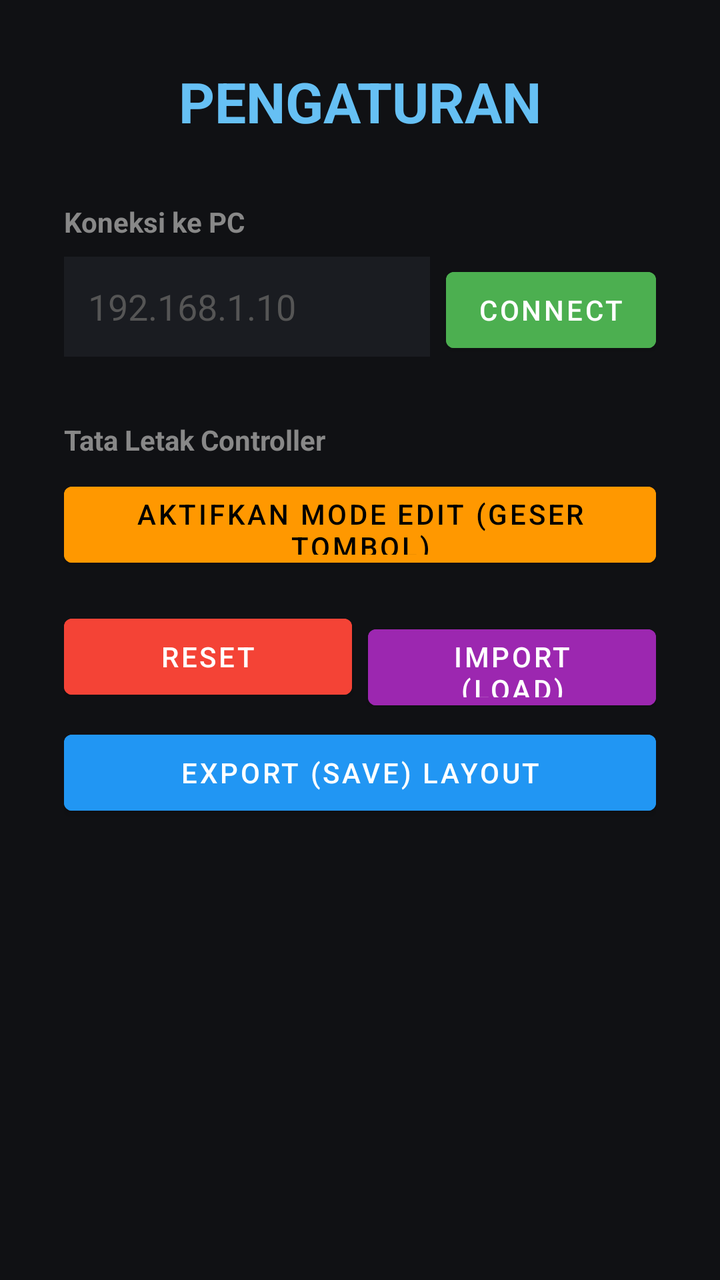
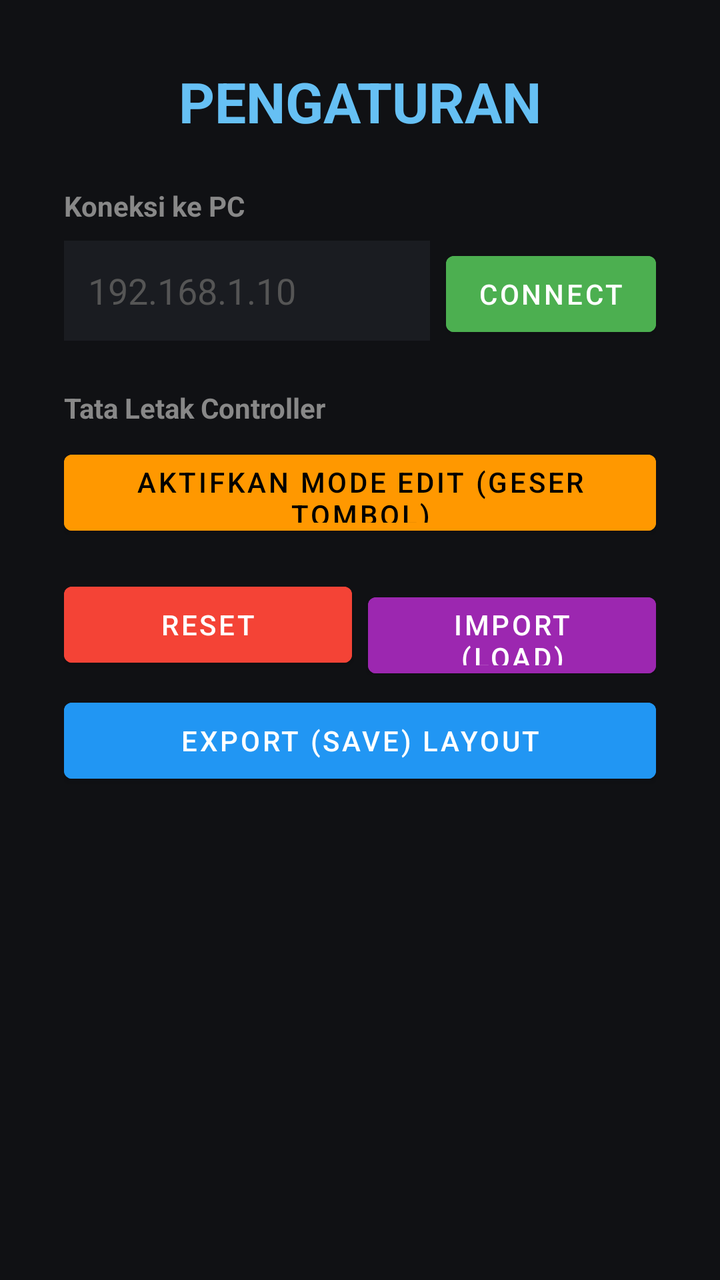

Two renders of the same Android screen: before a commit and after it. Below are the layout's source before the change and the commit's diff.
<!-- AndroidManifest.xml: application theme Theme.MaterialComponents.DayNight.NoActionBar -->
<!-- res/layout/activity_settings.xml -->
<?xml version="1.0" encoding="utf-8"?>

<LinearLayout xmlns:android="http://schemas.android.com/apk/res/android"
    android:layout_width="match_parent"
    android:layout_height="match_parent"
    android:orientation="vertical"
    android:padding="32dp"
    android:background="#101114"
    android:gravity="center_horizontal">

    <TextView
        android:layout_width="wrap_content"
        android:layout_height="wrap_content"
        android:text="PENGATURAN"
        android:textColor="#66C0F4"
        android:textSize="28sp"
        android:textStyle="bold"
        android:layout_marginBottom="32dp"/>

    
    <TextView android:layout_width="match_parent" android:layout_height="wrap_content" android:text="Koneksi ke PC" android:textColor="#888" android:textStyle="bold" android:layout_marginBottom="8dp"/>
    <LinearLayout android:layout_width="match_parent" android:layout_height="wrap_content" android:orientation="horizontal" android:layout_marginBottom="32dp">
        <EditText
            android:id="@+id/ipInput"
            android:layout_width="0dp"
            android:layout_height="50dp"
            android:layout_weight="1"
            android:hint="192.168.1.10"
            android:textColorHint="#555"
            android:textColor="#FFF"
            android:inputType="text"
            android:background="#1A1C21"
            android:padding="12dp"/>
        <Button
            android:id="@+id/connectBtn"
            android:layout_width="wrap_content"
            android:layout_height="50dp"
            android:text="CONNECT"
            android:layout_marginStart="8dp"
            android:backgroundTint="#4CAF50"
            android:textColor="#FFF"/>
    </LinearLayout>

    
    <TextView android:layout_width="match_parent" android:layout_height="wrap_content" android:text="Tata Letak Controller" android:textColor="#888" android:textStyle="bold" android:layout_marginBottom="8dp"/>
    
    <Button
        android:id="@+id/btnToggleEdit"
        android:layout_width="match_parent"
        android:layout_height="50dp"
        android:text="Aktifkan Mode Edit (Geser Tombol)"
        android:backgroundTint="#FF9800"
        android:textColor="#000"
        android:layout_marginBottom="16dp"/>

    
    <LinearLayout android:layout_width="match_parent" android:layout_height="wrap_content" android:orientation="horizontal" android:layout_marginBottom="8dp">
        <Button
            android:id="@+id/btnResetLayout"
            android:layout_width="0dp"
            android:layout_height="50dp"
            android:layout_weight="1"
            android:text="RESET"
            android:backgroundTint="#F44336"
            android:textColor="#FFF"
            android:layout_marginEnd="4dp"/>
        <Button
            android:id="@+id/btnImportLayout"
            android:layout_width="0dp"
            android:layout_height="50dp"
            android:layout_weight="1"
            android:text="IMPORT (LOAD)"
            android:backgroundTint="#9C27B0"
            android:textColor="#FFF"
            android:layout_marginStart="4dp"/>
    </LinearLayout>

    
    <Button
        android:id="@+id/btnExportLayout"
        android:layout_width="match_parent"
        android:layout_height="50dp"
        android:text="EXPORT (SAVE) LAYOUT"
        android:backgroundTint="#2196F3"
        android:textColor="#FFF"/>

</LinearLayout>
<!-- resources referenced by this layout -->
<resources>

</resources>

<!-- the commit's change to res/layout/activity_settings.xml (unified diff, before → after) -->
@@ -1,87 +1,94 @@
 <?xml version="1.0" encoding="utf-8"?>
 
-<LinearLayout xmlns:android="http://schemas.android.com/apk/res/android"
+<ScrollView xmlns:android="http://schemas.android.com/apk/res/android"
     android:layout_width="match_parent"
     android:layout_height="match_parent"
-    android:orientation="vertical"
-    android:padding="32dp"
     android:background="#101114"
-    android:gravity="center_horizontal">
+    android:fillViewport="true">
 
-    <TextView
-        android:layout_width="wrap_content"
+    <LinearLayout
+        android:layout_width="match_parent"
         android:layout_height="wrap_content"
-        android:text="PENGATURAN"
-        android:textColor="#66C0F4"
-        android:textSize="28sp"
-        android:textStyle="bold"
-        android:layout_marginBottom="32dp"/>
+        android:orientation="vertical"
+        android:padding="32dp"
+        android:gravity="center_horizontal">
 
-    
-    <TextView android:layout_width="match_parent" android:layout_height="wrap_content" android:text="Koneksi ke PC" android:textColor="#888" android:textStyle="bold" android:layout_marginBottom="8dp"/>
-    <LinearLayout android:layout_width="match_parent" android:layout_height="wrap_content" android:orientation="horizontal" android:layout_marginBottom="32dp">
-        <EditText
-            android:id="@+id/ipInput"
-            android:layout_width="0dp"
+        <TextView
+            android:layout_width="wrap_content"
+            android:layout_height="wrap_content"
+            android:text="PENGATURAN"
+            android:textColor="#66C0F4"
+            android:textSize="28sp"
+            android:textStyle="bold"
+            android:layout_marginBottom="24dp"/>
+
+        
+        <TextView android:layout_width="match_parent" android:layout_height="wrap_content" android:text="Koneksi ke PC" android:textColor="#888" android:textStyle="bold" android:layout_marginBottom="8dp"/>
+        <LinearLayout android:layout_width="match_parent" android:layout_height="wrap_content" android:orientation="horizontal" android:layout_marginBottom="24dp">
+            <EditText
+                android:id="@+id/ipInput"
+                android:layout_width="0dp"
+                android:layout_height="50dp"
+                android:layout_weight="1"
+                android:hint="192.168.1.10"
+                android:textColorHint="#555"
+                android:textColor="#FFF"
+                android:inputType="text"
+                android:background="#1A1C21"
+                android:padding="12dp"/>
+            <Button
+                android:id="@+id/connectBtn"
+                android:layout_width="wrap_content"
+                android:layout_height="50dp"
+                android:text="CONNECT"
+                android:layout_marginStart="8dp"
+                android:backgroundTint="#4CAF50"
+                android:textColor="#FFF"/>
+        </LinearLayout>
+
+        
+        <TextView android:layout_width="match_parent" android:layout_height="wrap_content" android:text="Tata Letak Controller" android:textColor="#888" android:textStyle="bold" android:layout_marginBottom="8dp"/>
+        
+        <Button
+            android:id="@+id/btnToggleEdit"
+            android:layout_width="match_parent"
             android:layout_height="50dp"
-            android:layout_weight="1"
-            android:hint="192.168.1.10"
-            android:textColorHint="#555"
+            android:text="Aktifkan Mode Edit (Geser Tombol)"
+            android:backgroundTint="#FF9800"
+            android:textColor="#000"
+            android:layout_marginBottom="16dp"/>
+
+        
+        <LinearLayout android:layout_width="match_parent" android:layout_height="wrap_content" android:orientation="horizontal" android:layout_marginBottom="8dp">
+            <Button
+                android:id="@+id/btnResetLayout"
+                android:layout_width="0dp"
+                android:layout_height="50dp"
+                android:layout_weight="1"
+                android:text="RESET"
+                android:backgroundTint="#F44336"
+                android:textColor="#FFF"
+                android:layout_marginEnd="4dp"/>
+            <Button
+                android:id="@+id/btnImportLayout"
+                android:layout_width="0dp"
+                android:layout_height="50dp"
+                android:layout_weight="1"
+                android:text="IMPORT (LOAD)"
+                android:backgroundTint="#9C27B0"
+                android:textColor="#FFF"
+                android:layout_marginStart="4dp"/>
+        </LinearLayout>
+
+        
+        <Button
+            android:id="@+id/btnExportLayout"
+            android:layout_width="match_parent"
+            android:layout_height="50dp"
+            android:text="EXPORT (SAVE) LAYOUT"
+            android:backgroundTint="#2196F3"
             android:textColor="#FFF"
-            android:inputType="text"
-            android:background="#1A1C21"
-            android:padding="12dp"/>
-        <Button
-            android:id="@+id/connectBtn"
-            android:layout_width="wrap_content"
-            android:layout_height="50dp"
-            android:text="CONNECT"
-            android:layout_marginStart="8dp"
-            android:backgroundTint="#4CAF50"
-            android:textColor="#FFF"/>
+            android:layout_marginBottom="32dp"/> 
+
     </LinearLayout>
-
-    
-    <TextView android:layout_width="match_parent" android:layout_height="wrap_content" android:text="Tata Letak Controller" android:textColor="#888" android:textStyle="bold" android:layout_marginBottom="8dp"/>
-    
-    <Button
-        android:id="@+id/btnToggleEdit"
-        android:layout_width="match_parent"
-        android:layout_height="50dp"
-        android:text="Aktifkan Mode Edit (Geser Tombol)"
-        android:backgroundTint="#FF9800"
-        android:textColor="#000"
-        android:layout_marginBottom="16dp"/>
-
-    
-    <LinearLayout android:layout_width="match_parent" android:layout_height="wrap_content" android:orientation="horizontal" android:layout_marginBottom="8dp">
-        <Button
-            android:id="@+id/btnResetLayout"
-            android:layout_width="0dp"
-            android:layout_height="50dp"
-            android:layout_weight="1"
-            android:text="RESET"
-            android:backgroundTint="#F44336"
-            android:textColor="#FFF"
-            android:layout_marginEnd="4dp"/>
-        <Button
-            android:id="@+id/btnImportLayout"
-            android:layout_width="0dp"
-            android:layout_height="50dp"
-            android:layout_weight="1"
-            android:text="IMPORT (LOAD)"
-            android:backgroundTint="#9C27B0"
-            android:textColor="#FFF"
-            android:layout_marginStart="4dp"/>
-    </LinearLayout>
-
-    
-    <Button
-        android:id="@+id/btnExportLayout"
-        android:layout_width="match_parent"
-        android:layout_height="50dp"
-        android:text="EXPORT (SAVE) LAYOUT"
-        android:backgroundTint="#2196F3"
-        android:textColor="#FFF"/>
-
-</LinearLayout>
+</ScrollView>
